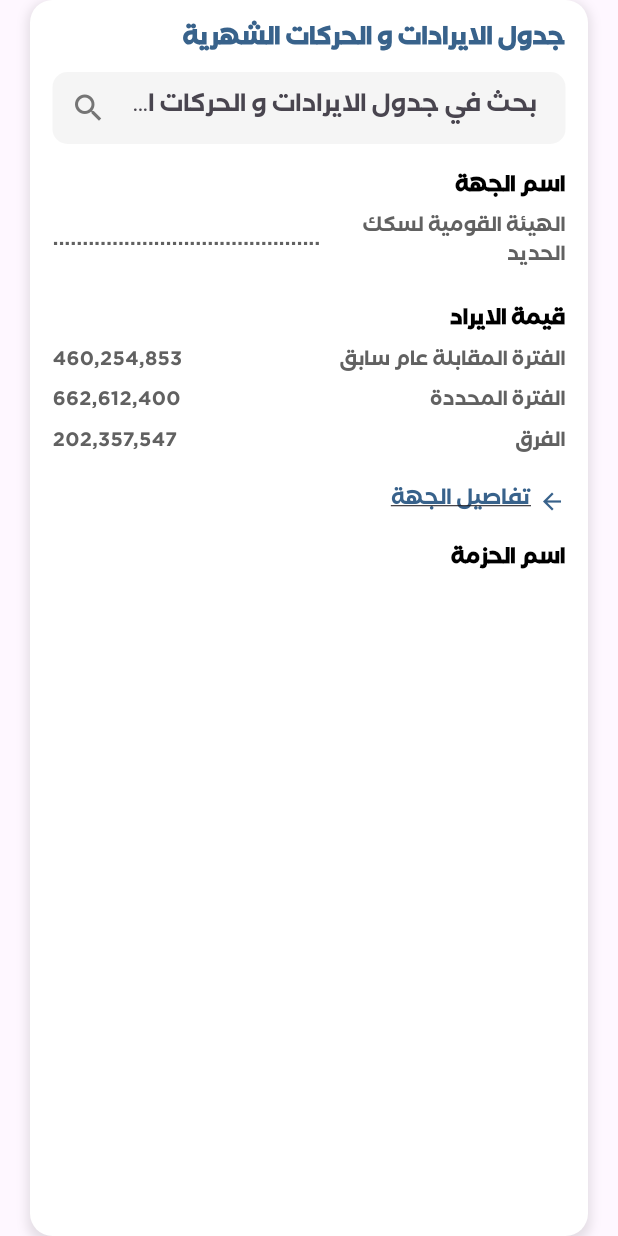
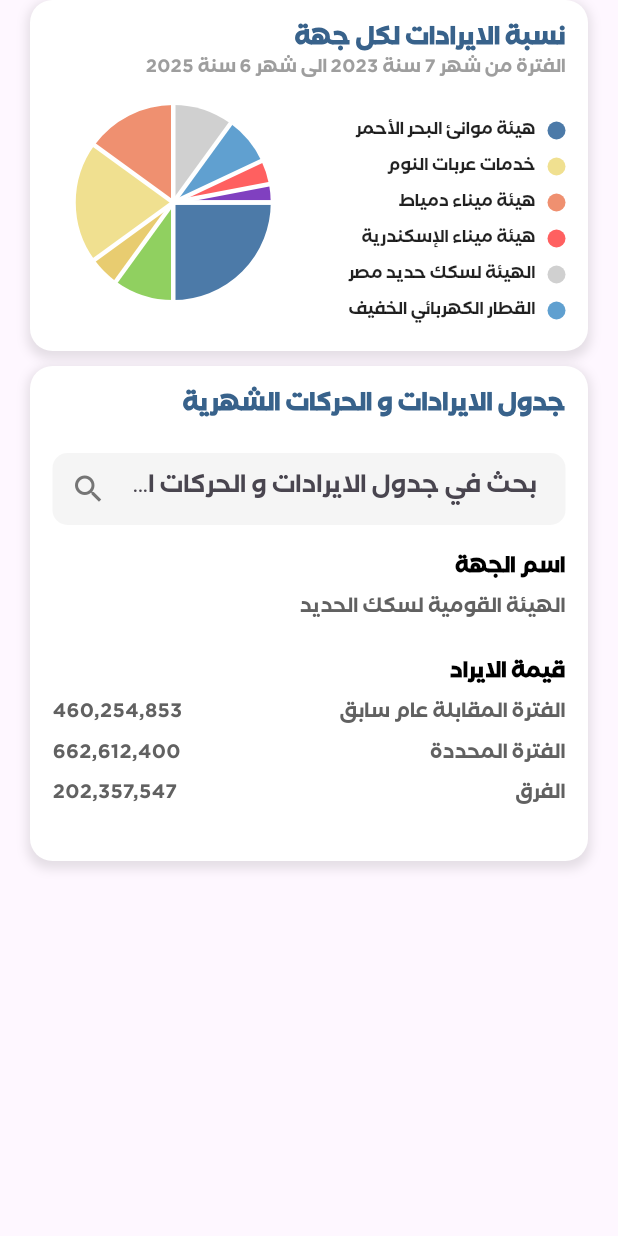
Before and after one commit to seifyaser/MinistryofTransportationRepo, a Flutter app: the RevenuePercentaage widget shown alone on an empty page, opened directly, on a phone screen of 412 x 824 dp. Run offline on Flutter 3.47's test engine with Material 3 defaults, Android fonts, the phone set to English and light mode, and no system bars; drawn by our look-alikes of fl_chart; our stand-ins replace flutter_svg.

Commit message:
change commit

```diff
--- a/lib/Presentation/mothlyRevenuePage/Widgets/RevenuePercentage.dart
+++ b/lib/Presentation/mothlyRevenuePage/Widgets/RevenuePercentage.dart
@@ -1,3 +1,4 @@
+import 'package:fl_chart/fl_chart.dart';
 import 'package:flutter/material.dart';
 
 class RevenuePercentaage extends StatelessWidget {
@@ -5,7 +6,12 @@ class RevenuePercentaage extends StatelessWidget {
 
   @override
   Widget build(BuildContext context) {
-    return Container(
+    return Column(
+      children: [
+RevenuePieChart(),
+
+        const SizedBox(height: 10),
+        Container(
           margin: const EdgeInsets.symmetric(horizontal: 20),
           padding: const EdgeInsets.all(15),
           decoration: _boxDecoration(),
@@ -14,11 +20,16 @@ class RevenuePercentaage extends StatelessWidget {
             children: [
               _buildTitle(),
               const SizedBox(height: 10),
+              // RevenuePieChart(),
+              const SizedBox(height: 10),
+
               _buildSearchField(),
               const SizedBox(height: 15),
               _buildRows(),
             ],
           ),
+        ),
+      ],
     );
   }
 
@@ -77,7 +88,7 @@ class RevenuePercentaage extends StatelessWidget {
         _buildTableRow('اسم الجهة', '', isHeader: true),
         _buildTableRow(
           'الهيئة القومية لسكك الحديد',
-          '.............................................',
+          '',
         ),
         const SizedBox(height: 15),
         _buildTableRow('قيمة الايراد', '', isHeader: true),
@@ -85,9 +96,6 @@ class RevenuePercentaage extends StatelessWidget {
         _buildTableRow('الفترة المحددة', '662,612,400'),
         _buildTableRow('الفرق', '202,357,547'),
         const SizedBox(height: 15),
-        _buildDetailsLink(),
-        const SizedBox(height: 15),
-        _buildTableRow('اسم الحزمة', '', isHeader: true),
       ],
     );
   }
@@ -124,30 +132,156 @@ class RevenuePercentaage extends StatelessWidget {
     );
   }
 
-  Widget _buildDetailsLink() {
-    return Align(
-      alignment: Alignment.centerRight,
-      child: InkWell(
-        onTap: () {
-          print('تفاصيل الجهة tapped');
-        },
-        child: Row(
-          mainAxisSize: MainAxisSize.min,
-          children: const [
-            Text(
-              'تفاصيل الجهة',
+
+}
+
+
+
+class RevenuePieChart extends StatelessWidget {
+  const RevenuePieChart({super.key});
+
+  @override
+  Widget build(BuildContext context) {
+    return Container(
+      margin: const EdgeInsets.symmetric(horizontal: 20),
+      padding: const EdgeInsets.all(15),
+      decoration: BoxDecoration(
+        color: Colors.white,
+        borderRadius: BorderRadius.circular(15),
+        boxShadow: [
+          BoxShadow(
+            color: Colors.black.withOpacity(0.1),
+            spreadRadius: 2,
+            blurRadius: 5,
+            offset: const Offset(0, 3),
+          ),
+        ],
+      ),
+      child: Column(
+        crossAxisAlignment: CrossAxisAlignment.end,
+        children: [
+          const Text(
+            'نسبة الايرادات لكل جهة',
             style: TextStyle(
+              fontSize: 16,
+              fontWeight: FontWeight.bold,
               color: Color(0xFF38628B),
-                fontSize: 14,
-                decoration: TextDecoration.underline,
             ),
             textDirection: TextDirection.rtl,
           ),
-            SizedBox(width: 5),
-            Icon(Icons.arrow_back, color: Color(0xFF38628B), size: 18),
+          const Text(
+            'الفترة من شهر 7 سنة 2023 الى شهر 6 سنة 2025',
+            style: TextStyle(
+              fontSize: 12,
+              color: Colors.grey,
+            ),
+
+          ),
+          const SizedBox(height: 20),
+          Row(
+            crossAxisAlignment: CrossAxisAlignment.start,
+            children: [
+              Expanded(
+
+                child: SizedBox(
+                  height: 120,
+                  child: PieChart(
+
+                    PieChartData(
+                      sections: _buildSections(),
+                      sectionsSpace: 3, // المسافة بين الشرائح
+                      centerSpaceRadius: 0, // حجم الفراغ في المنتصف
+                      ),
+                  ),
+                ),
+              ),
+              const SizedBox(width: 20),
+              Expanded(
+                flex: 1,
+                child: _buildLegend(),
+              ),
             ],
           ),
+        ],
       ),
     );
   }
+
+  List<PieChartSectionData> _buildSections() {
+    final data = [
+      {'value': 25.0, 'color': const Color(0xFF4C7AA8), 'title': 'هيئة موانئ البحر الأحمر'},
+      {'value': 10.0, 'color': const Color(0xFF90D060), 'title': 'خدمات عربات النوم'},
+      {'value': 5.0, 'color': const Color(0xFFE8CC70), 'title': 'هيئة ميناء دمياط'},
+      {'value': 20.0, 'color': const Color(0xFFF0E090), 'title': 'هيئة ميناء الإسكندرية'},
+      {'value': 15.0, 'color': const Color(0xFFEF9070), 'title': 'الهيئة لسكك حديد مصر'},
+      {'value': 10.0, 'color': const Color(0xFFD0D0D0), 'title': 'القطار الكهربائي الخفيف'},
+      {'value': 8.0, 'color': const Color(0xFF60A0D0), 'title': 'أخرى 1'},
+      {'value': 4.0, 'color': const Color(0xFFFF6060), 'title': 'أخرى 2'},
+      {'value': 3.0, 'color': const Color(0xFF8040C0), 'title': 'أخرى 3'},
+    ];
+
+    return List.generate(data.length, (i) {
+
+      const widgetStyle = TextStyle();
+
+      return PieChartSectionData(
+        radius: 65,
+        color: data[i]['color'] as Color,
+        value: data[i]['value'] as double,
+        title: '',
+        titleStyle: widgetStyle,
+        badgeWidget: Text(
+          '', // لا تعرض أيقونات Badge
+          style: widgetStyle,
+        ),
+      );
+    });
   }
+
+  Widget _buildLegend() {
+    final legendItems = [
+      {'label': 'هيئة موانئ البحر الأحمر', 'color': const Color(0xFF4C7AA8)},
+      {'label': 'خدمات عربات النوم', 'color': const Color(0xFFF0E090)},
+      {'label': 'هيئة ميناء دمياط', 'color': const Color(0xFFEF9070)},
+      {'label': 'هيئة ميناء الإسكندرية', 'color': const Color(0xFFFF6060)},
+      {'label': 'الهيئة لسكك حديد مصر', 'color': const Color(0xFFD0D0D0)},
+      {'label': 'القطار الكهربائي الخفيف', 'color': const Color(0xFF60A0D0)},
+    ];
+
+    return Column(
+      crossAxisAlignment: CrossAxisAlignment.end,
+      children: legendItems.map((item) {
+        return Padding(
+          padding: const EdgeInsets.symmetric(vertical: 4.0),
+          child: _legendItem(item['label'] as String, item['color'] as Color),
+        );
+      }).toList(),
+    );
+  }
+
+  Widget _legendItem(String label, Color color) {
+    return Row(
+      mainAxisSize: MainAxisSize.min,
+
+      children: [
+        Text(
+          label,
+          style: const TextStyle(
+            fontSize: 11,
+            color: Colors.black87,
+          ),
+
+        ),
+        const SizedBox(width: 8),
+        Container(
+          width: 12,
+          height: 12,
+          decoration: BoxDecoration(
+            color: color,
+            shape: BoxShape.circle,
+          ),
+        ),
+      ],
+    );
+  }
+}
--- a/lib/Presentation/mothlyRevenuePage/monthlyRevenueScreen.dart
+++ b/lib/Presentation/mothlyRevenuePage/monthlyRevenueScreen.dart
@@ -25,7 +25,7 @@ class _MonthlyRevenueScreenState extends State<MonthlyRevenueScreen> {
           CustomHeader(title: 'الايرادات و حركة النشاط الشهرية'),
           Expanded(
             child: Padding(
-              padding: const EdgeInsets.all(12),
+              padding: const EdgeInsets.all(10),
               child: ListView(
                 children: [
                   // Search Section
```
Lines whose indentation alone changed are shown as unchanged.
